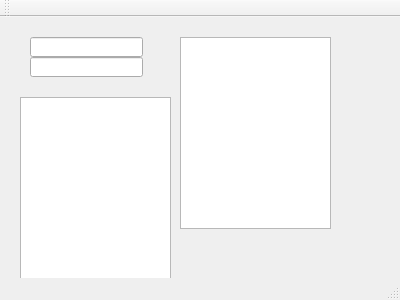
The window that mainwindow.ui (bzyx/MuzeumGUI) describes before a commit, drawn with Qt 5.
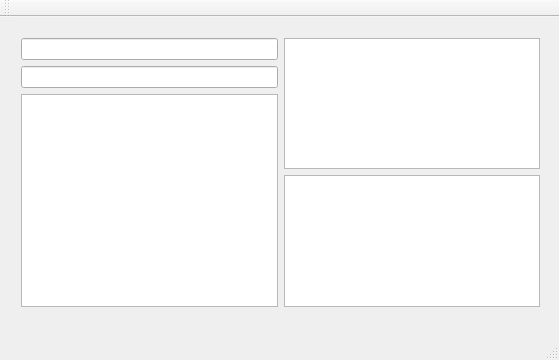
The same window after the commit.

Commit message: It is compiling write now!! ;) New window with better layout. Class EObraz is complete, and saveFile method works as i think. So all is fine.

```diff
--- a/mainwindow.ui
+++ b/mainwindow.ui
@@ -6,53 +6,48 @@
    <rect>
     <x>0</x>
     <y>0</y>
-    <width>400</width>
-    <height>300</height>
+    <width>559</width>
+    <height>360</height>
    </rect>
   </property>
   <property name="windowTitle">
    <string>MainWindow</string>
   </property>
   <widget class="QWidget" name="centralWidget">
-   <widget class="QLineEdit" name="lineEdit">
+   <widget class="QWidget" name="">
     <property name="geometry">
      <rect>
-      <x>30</x>
-      <y>20</y>
-      <width>113</width>
-      <height>20</height>
+      <x>10</x>
+      <y>10</y>
+      <width>541</width>
+      <height>291</height>
      </rect>
     </property>
-   </widget>
-   <widget class="QLineEdit" name="lineEdit_2">
-    <property name="geometry">
-     <rect>
-      <x>30</x>
-      <y>40</y>
-      <width>113</width>
-      <height>20</height>
-     </rect>
-    </property>
-   </widget>
-   <widget class="QListWidget" name="listWidget">
-    <property name="geometry">
-     <rect>
-      <x>180</x>
-      <y>20</y>
-      <width>151</width>
-      <height>192</height>
-     </rect>
-    </property>
-   </widget>
-   <widget class="QTableWidget" name="tableWidget">
-    <property name="geometry">
-     <rect>
-      <x>20</x>
-      <y>80</y>
-      <width>151</width>
-      <height>192</height>
-     </rect>
-    </property>
+    <layout class="QHBoxLayout" name="horizontalLayout">
+     <item>
+      <layout class="QVBoxLayout" name="verticalLayout_2">
+       <item>
+        <widget class="QLineEdit" name="lineEdit"/>
+       </item>
+       <item>
+        <widget class="QLineEdit" name="lineEdit_2"/>
+       </item>
+       <item>
+        <widget class="QTableWidget" name="tableWidget"/>
+       </item>
+      </layout>
+     </item>
+     <item>
+      <layout class="QVBoxLayout" name="verticalLayout">
+       <item>
+        <widget class="QListWidget" name="listWidget"/>
+       </item>
+       <item>
+        <widget class="QTextEdit" name="textEdit"/>
+       </item>
+      </layout>
+     </item>
+    </layout>
    </widget>
   </widget>
   <widget class="QMenuBar" name="menuBar">
```
Left out of the diff: 2 changed lines with no effect on the pictures. The commit also changes 4 other files.
